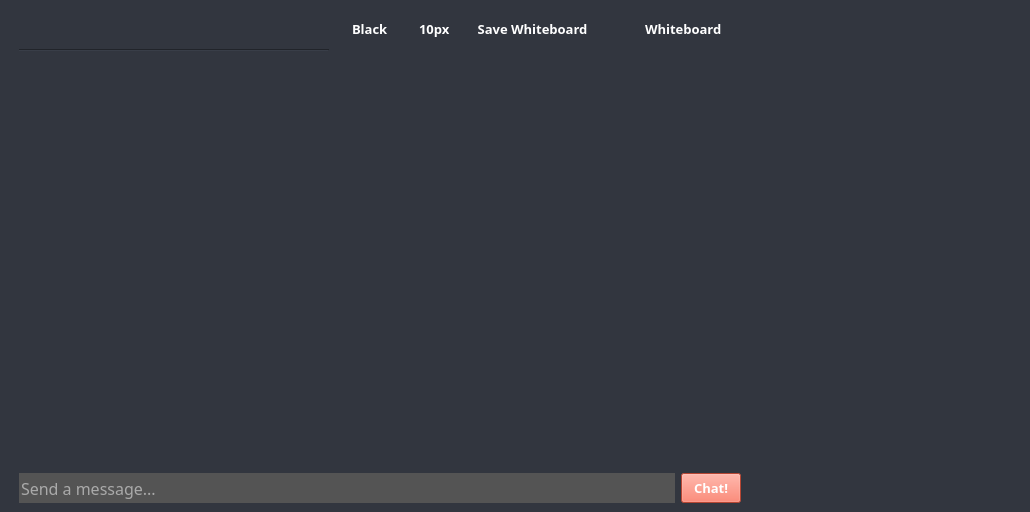
dparker2/StudyGroup, file groupwidget.ui: the form before one commit.
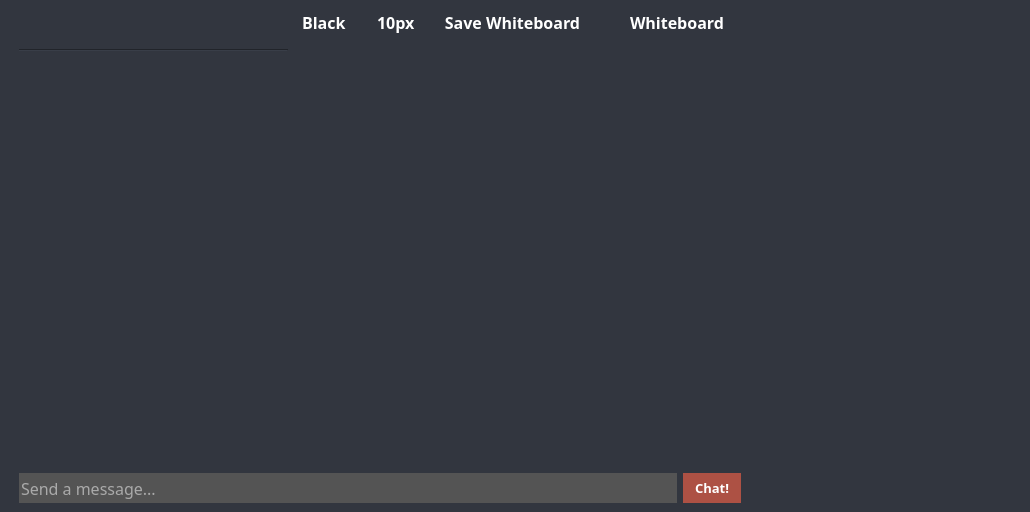
The form after the commit. The open tabs and pages were chosen to show the change. Icons and pictures are not drawn.

What changed in the file:
```diff
--- a/groupwidget.ui
+++ b/groupwidget.ui
@@ -140,10 +140,22 @@
                  </sizepolicy>
                 </property>
                 <property name="currentIndex">
-                 <number>0</number>
+                 <number>1</number>
                 </property>
                 <widget class="QWidget" name="whiteboard_menu">
                  <layout class="QHBoxLayout" name="horizontalLayout_11">
+                  <property name="leftMargin">
+                   <number>0</number>
+                  </property>
+                  <property name="topMargin">
+                   <number>0</number>
+                  </property>
+                  <property name="rightMargin">
+                   <number>0</number>
+                  </property>
+                  <property name="bottomMargin">
+                   <number>0</number>
+                  </property>
                   <item>
                    <widget class="QComboBox" name="comboBox_pen_color">
                     <property name="sizePolicy">
@@ -155,7 +167,7 @@
                     <property name="font">
                      <font>
                       <family>Trebuchet MS</family>
-                      <pointsize>10</pointsize>
+                      <pointsize>12</pointsize>
                       <weight>75</weight>
                       <italic>false</italic>
                       <bold>true</bold>
@@ -234,7 +246,7 @@
                     <property name="font">
                      <font>
                       <family>Trebuchet MS</family>
-                      <pointsize>10</pointsize>
+                      <pointsize>12</pointsize>
                       <weight>75</weight>
                       <italic>false</italic>
                       <bold>true</bold>
@@ -312,7 +324,7 @@
                     <property name="font">
                      <font>
                       <family>Trebuchet MS</family>
-                      <pointsize>10</pointsize>
+                      <pointsize>12</pointsize>
                       <weight>75</weight>
                       <italic>false</italic>
                       <bold>true</bold>
@@ -356,6 +368,18 @@
                 </widget>
                 <widget class="QWidget" name="flashcard_menu">
                  <layout class="QHBoxLayout" name="horizontalLayout_13">
+                  <property name="leftMargin">
+                   <number>0</number>
+                  </property>
+                  <property name="topMargin">
+                   <number>0</number>
+                  </property>
+                  <property name="rightMargin">
+                   <number>0</number>
+                  </property>
+                  <property name="bottomMargin">
+                   <number>0</number>
+                  </property>
                   <item>
                    <widget class="QToolButton" name="add_card_button">
                     <property name="enabled">
@@ -364,7 +388,7 @@
                     <property name="font">
                      <font>
                       <family>Trebuchet MS</family>
-                      <pointsize>10</pointsize>
+                      <pointsize>12</pointsize>
                       <weight>75</weight>
                       <italic>false</italic>
                       <bold>true</bold>
@@ -395,7 +419,7 @@
                     <property name="font">
                      <font>
                       <family>Trebuchet MS</family>
-                      <pointsize>10</pointsize>
+                      <pointsize>12</pointsize>
                       <weight>75</weight>
                       <italic>false</italic>
                       <bold>true</bold>
@@ -449,7 +473,7 @@
                 <property name="font">
                  <font>
                   <family>Trebuchet MS</family>
-                  <pointsize>10</pointsize>
+                  <pointsize>12</pointsize>
                   <weight>75</weight>
                   <italic>false</italic>
                   <bold>true</bold>
@@ -601,10 +625,18 @@
              </font>
             </property>
             <property name="styleSheet">
-             <string notr="true">background-color: #ff6247;
+             <string notr="true">QPushButton {
+background-color: rgba(255, 98, 71, 0.6);
 color: white; 
 font:bold;
-padding: 8px 12px 8px 12px;</string>
+padding: 8px 12px 8px 12px;
+border: 0px;
+}
+
+QPushButton:hover {
+	background-color: rgba(255, 98, 71, 1);
+}
+</string>
             </property>
             <property name="text">
              <string>Chat!</string>
```
